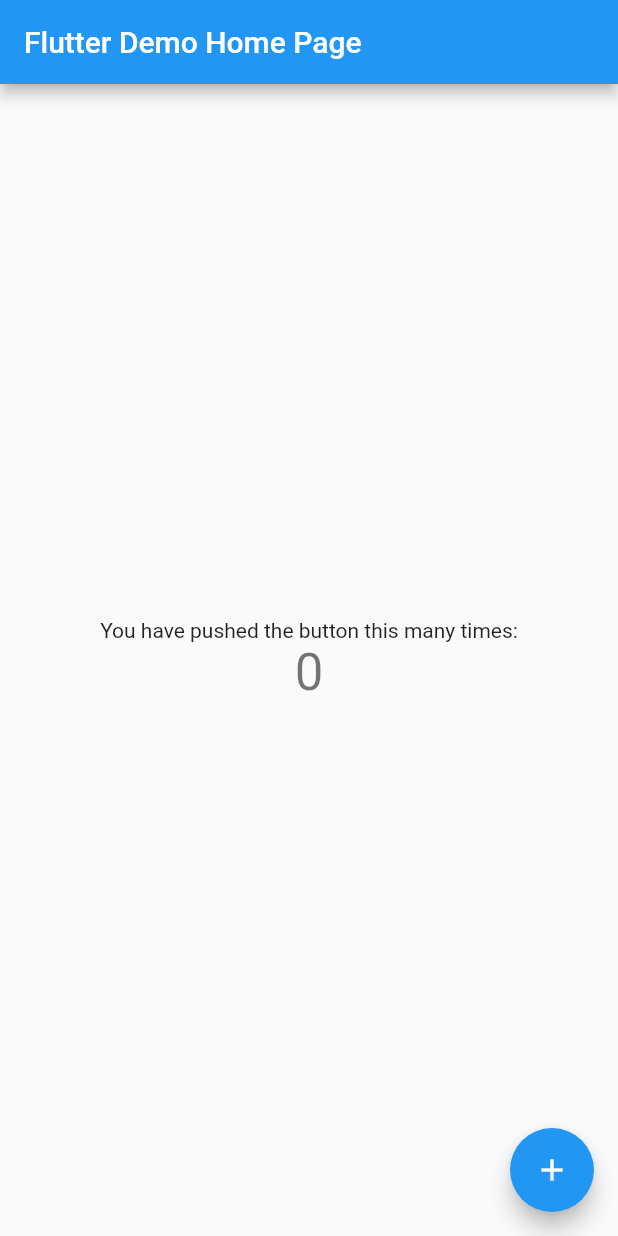
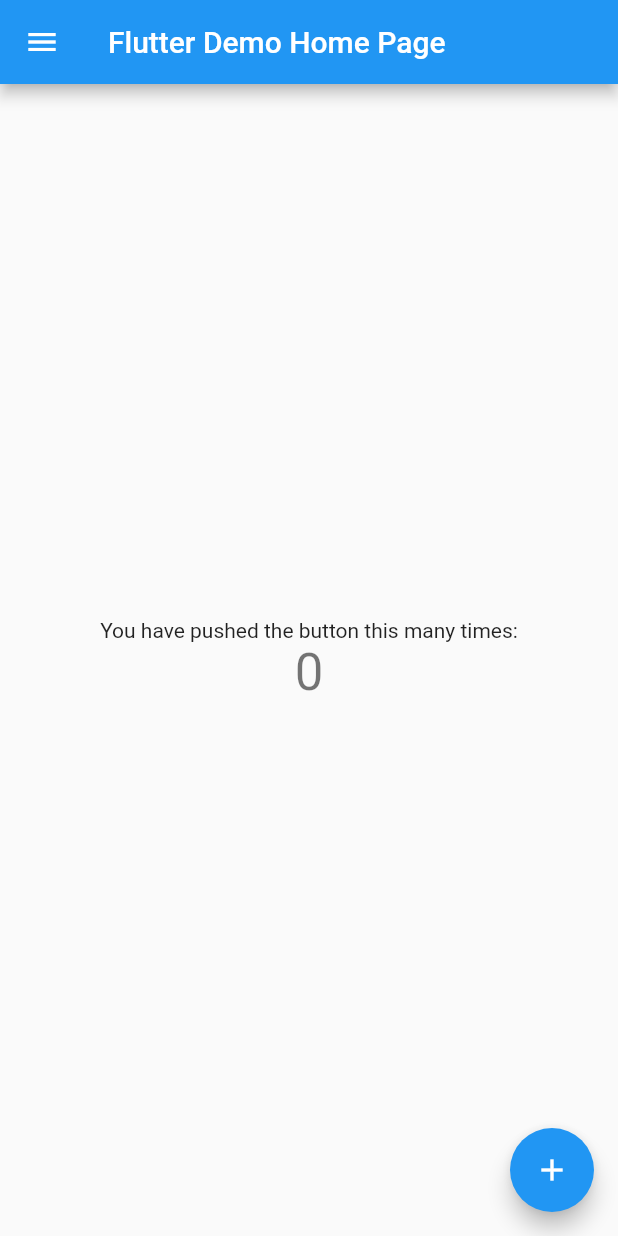
Before and after one commit to Nicolas123-coder/Projeto-Programa-Fidelidade, a Flutter app: the screen it shows after launch, on a phone screen of 412 x 824 dp. Run offline on Flutter 3.47's test engine with Material 2 defaults, Android fonts, the phone set to English and light mode, and no system bars.

Commit message:
Crete Hamburguer Menu

```diff
--- a/project/lib/main.dart
+++ b/project/lib/main.dart
@@ -1,4 +1,8 @@
+// ignore_for_file: unnecessary_new
+
 import 'package:flutter/material.dart';
+
+import './about.dart';
 
 void main() {
   runApp(const MyApp());
@@ -52,47 +56,53 @@ class _MyHomePageState extends State<MyHomePage> {
 
   void _incrementCounter() {
     setState(() {
-      // This call to setState tells the Flutter framework that something has
-      // changed in this State, which causes it to rerun the build method below
-      // so that the display can reflect the updated values. If we changed
-      // _counter without calling setState(), then the build method would not be
-      // called again, and so nothing would appear to happen.
       _counter++;
     });
   }
 
   @override
   Widget build(BuildContext context) {
-    // This method is rerun every time setState is called, for instance as done
-    // by the _incrementCounter method above.
-    //
-    // The Flutter framework has been optimized to make rerunning build methods
-    // fast, so that you can just rebuild anything that needs updating rather
-    // than having to individually change instances of widgets.
     return Scaffold(
       appBar: AppBar(
-        // Here we take the value from the MyHomePage object that was created by
-        // the App.build method, and use it to set our appbar title.
         title: Text(widget.title),
       ),
+      drawer: new Drawer(
+        child: ListView(
+          children: <Widget>[
+            new UserAccountsDrawerHeader(
+              accountName: new Text('Nicolas'),
+              accountEmail: new Text('email@test.com'),
+              currentAccountPicture: new CircleAvatar(
+                backgroundImage: new NetworkImage('https://gravatar.com/avatar/0aad39801d4bb384f049d5b70b1f6d78?s=400&d=robohash&r=x'),
+              ),
+              ),
+              new ListTile(
+                title: new Text('About Page'),
+                onTap: () {
+                  Navigator.of(context).pop();
+                  Navigator.push(context, new MaterialPageRoute(
+                    builder: ((BuildContext context) => new AboutPage())
+                  ));
+                },
+              ),
+              new Divider(
+                color: Colors.black,
+                height: 5.0,
+              ),
+              new ListTile(
+                title: new Text('My Restaurants'),
+                onTap: () {
+                  Navigator.of(context).pop();
+                  Navigator.push(context, new MaterialPageRoute(
+                    builder: ((BuildContext context) => new AboutPage())
+                  ));
+                },
+              )
+              ],
+        ),
+      ),
       body: Center(
-        // Center is a layout widget. It takes a single child and positions it
-        // in the middle of the parent.
         child: Column(
-          // Column is also a layout widget. It takes a list of children and
-          // arranges them vertically. By default, it sizes itself to fit its
-          // children horizontally, and tries to be as tall as its parent.
-          //
-          // Invoke "debug painting" (press "p" in the console, choose the
-          // "Toggle Debug Paint" action from the Flutter Inspector in Android
-          // Studio, or the "Toggle Debug Paint" command in Visual Studio Code)
-          // to see the wireframe for each widget.
-          //
-          // Column has various properties to control how it sizes itself and
-          // how it positions its children. Here we use mainAxisAlignment to
-          // center the children vertically; the main axis here is the vertical
-          // axis because Columns are vertical (the cross axis would be
-          // horizontal).
           mainAxisAlignment: MainAxisAlignment.center,
           children: <Widget>[
             const Text(
```
Also changed, not shown: project/lib/about.dart (added, +17 -0 lines).
